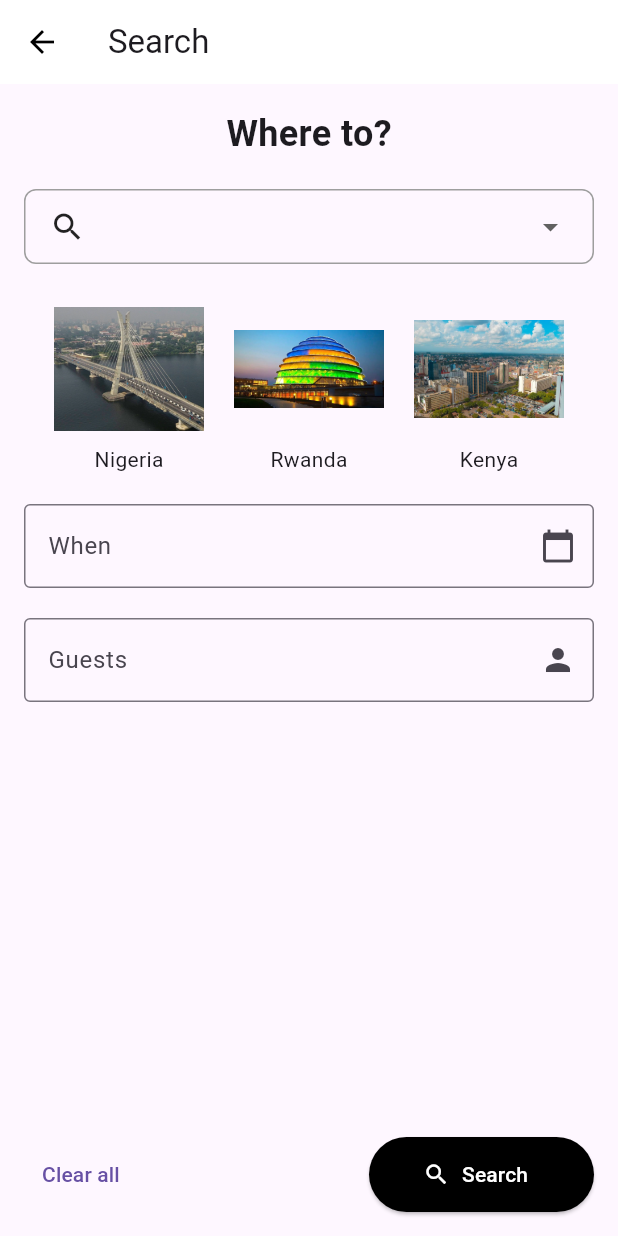
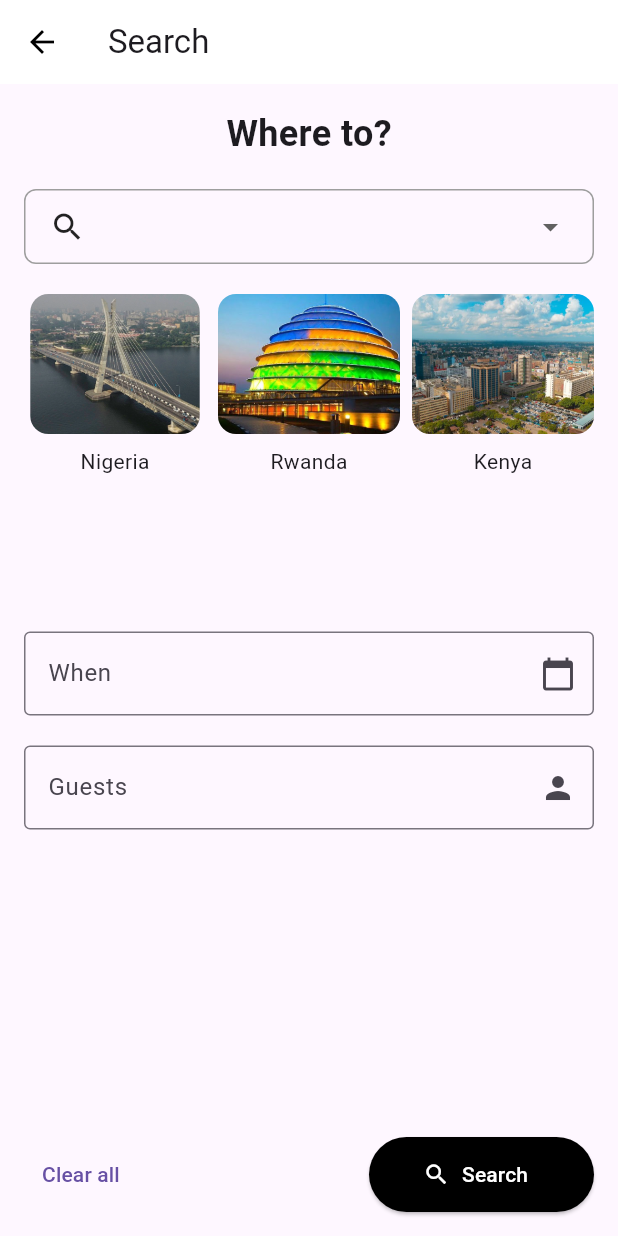
Before and after one commit to Elhameed/herit_homes, a Flutter app: the SearchScreen screen opened by its route, on a phone screen of 412 x 824 dp. Run offline on Flutter 3.47's test engine with Material 3 defaults, Android fonts, the phone set to English and light mode, and no system bars.

Commit message:
latest commit

```diff
--- a/lib/screens/search_screen.dart
+++ b/lib/screens/search_screen.dart
@@ -46,8 +46,11 @@ class SearchScreen extends StatelessWidget {
               ),
             ),
             SizedBox(height: 20),
-            Row(
-              mainAxisAlignment: MainAxisAlignment.spaceEvenly,
+            Expanded(
+              child: GridView.count(
+                crossAxisCount: 3,
+                crossAxisSpacing: 8,
+                mainAxisSpacing: 8,
                 children: [
                   GestureDetector(
                     onTap: () {
@@ -55,24 +58,52 @@ class SearchScreen extends StatelessWidget {
                     },
                     child: Column(
                       children: [
-                      Image.asset('assets/nigeria.png', width: 100, height: 100), // Ensure you have the image in the assets
+                        Expanded(
+                          child: ClipRRect(
+                            borderRadius: BorderRadius.circular(12),
+                            child: Image.asset(
+                              'assets/nigeria.png',
+                              fit: BoxFit.cover,
+                            ),
+                          ),
+                        ),
+                        SizedBox(height: 8),
                         Text('Nigeria'),
                       ],
                     ),
                   ),
                   Column(
                     children: [
-                    Image.asset('assets/rwanda.png', width: 100, height: 100), // Ensure you have the image in the assets
+                      Expanded(
+                        child: ClipRRect(
+                          borderRadius: BorderRadius.circular(12),
+                          child: Image.asset(
+                            'assets/rwanda.png',
+                            fit: BoxFit.cover,
+                          ),
+                        ),
+                      ),
+                      SizedBox(height: 8),
                       Text('Rwanda'),
                     ],
                   ),
                   Column(
                     children: [
-                    Image.asset('assets/kenya.png', width: 100, height: 100), // Ensure you have the image in the assets
+                      Expanded(
+                        child: ClipRRect(
+                          borderRadius: BorderRadius.circular(12),
+                          child: Image.asset(
+                            'assets/kenya.png',
+                            fit: BoxFit.cover,
+                          ),
+                        ),
+                      ),
+                      SizedBox(height: 8),
                       Text('Kenya'),
                     ],
                   ),
                 ],
+              ),
             ),
             SizedBox(height: 20),
             TextField(
```
Lines whose indentation alone changed are shown as unchanged.
